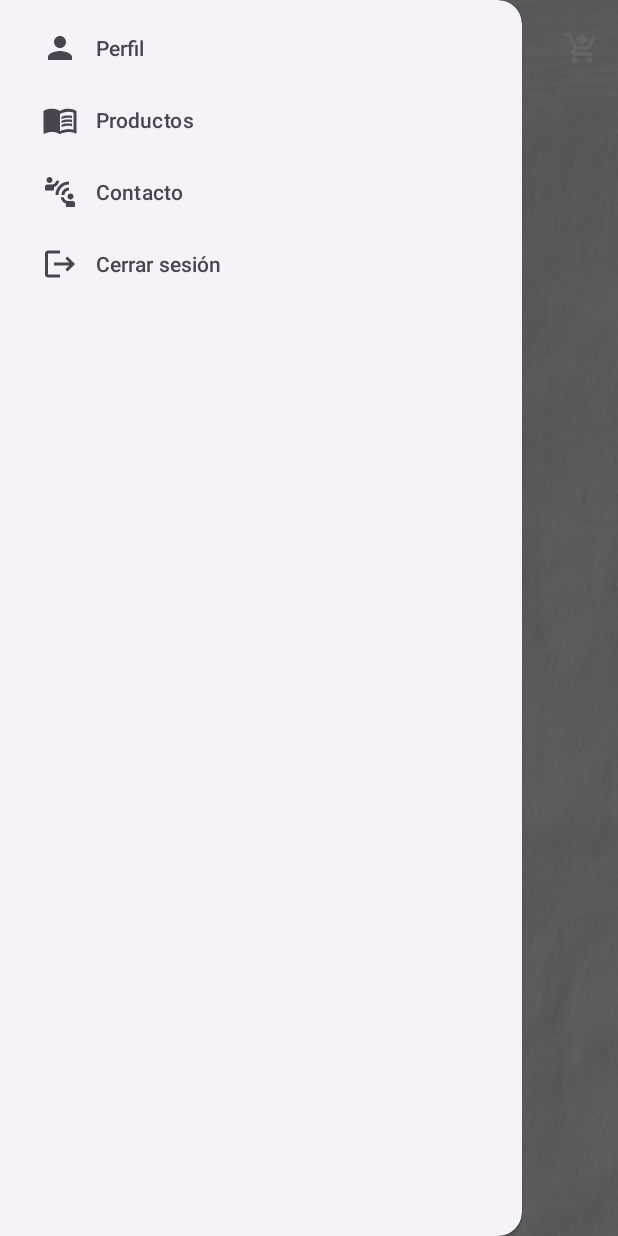
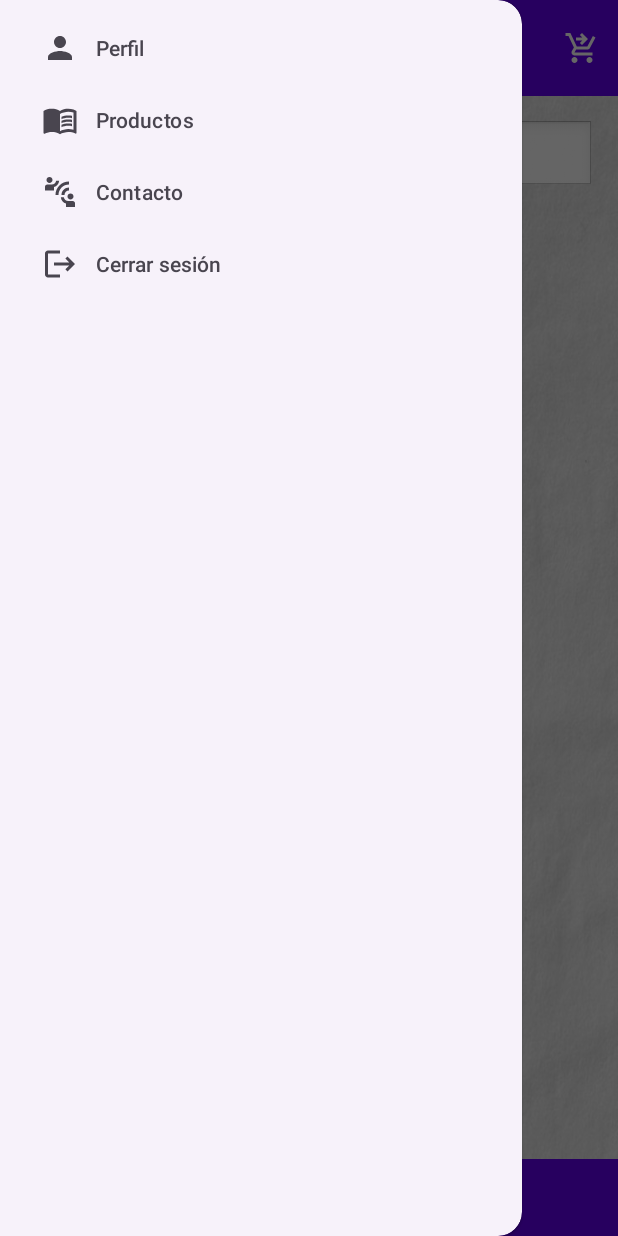
Before and after one commit to mercado-libro-integrador-2025/MercadoLibroMobile, an Android app: the MainActivity screen opened directly, with no data from a screen before it, with the side drawer open, on a phone screen of 412 x 824 dp. Run offline under Robolectric (Android 15) with nearby library versions, the phone set to English and light mode, and no system bars; Roboto replaces fonts that are not available here; 1 statement that could not run was skipped.

Commit message:
arreglo xml main

```diff
--- a/app/src/main/res/layout/activity_main.xml
+++ b/app/src/main/res/layout/activity_main.xml
@@ -21,7 +21,7 @@
                 android:id="@+id/toolbar"
                 android:layout_width="match_parent"
                 android:layout_height="?attr/actionBarSize"
-                android:background="@drawable/fondo2"
+                android:background="#FF6200EE"
                 android:theme="@style/ThemeOverlay.AppCompat.Dark.ActionBar"
                 app:popupTheme="@style/ThemeOverlay.AppCompat.Light"/>
         </com.google.android.material.appbar.AppBarLayout>
@@ -30,21 +30,20 @@
             android:id="@+id/fragment_container"
             android:layout_width="match_parent"
             android:layout_height="0dp"
-            android:layout_weight="1"/>
+            android:layout_weight="1"
+            android:background="@android:color/transparent"/>
 
         <TextView
             android:id="@+id/footer"
             android:layout_width="match_parent"
             android:layout_height="wrap_content"
-            android:background="@drawable/fondo2"
+            android:background="#FF6200EE"
             android:gravity="center"
-            android:textColor="@android:color/black"
+            android:textColor="@android:color/white"
             android:padding="16dp"
             android:text="© Mercado Libro 2024"/>
-
     </LinearLayout>
 
-    <!-- Navigation View -->
     <com.google.android.material.navigation.NavigationView
         android:id="@+id/nav_view"
         android:layout_width="wrap_content"
```
